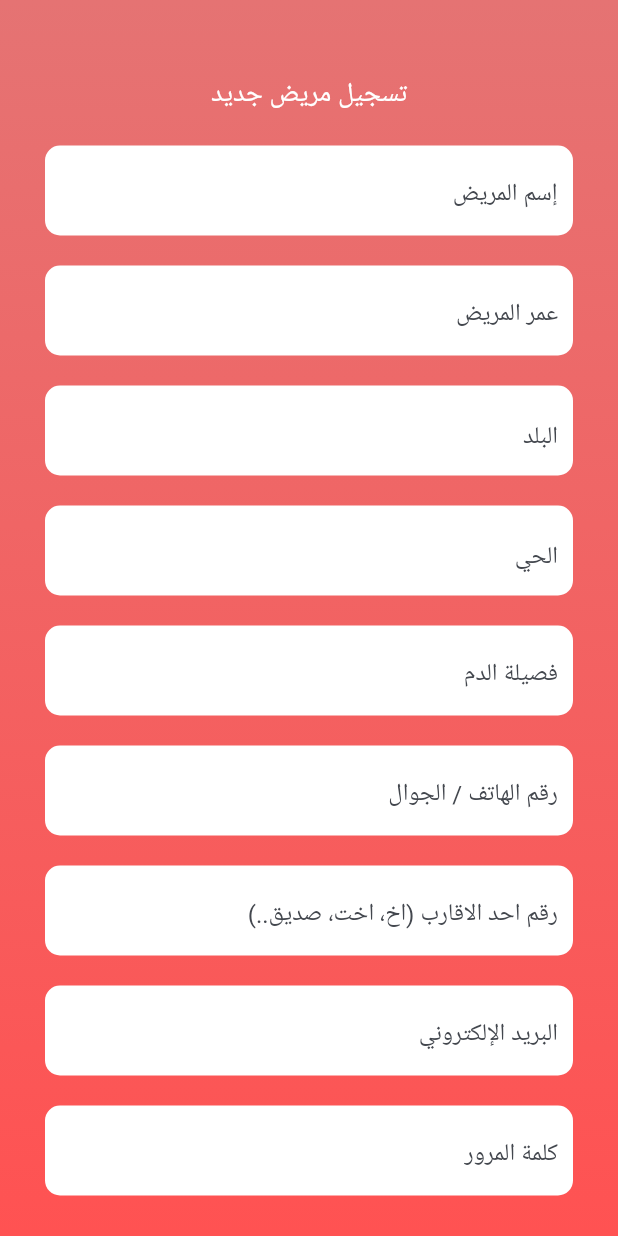
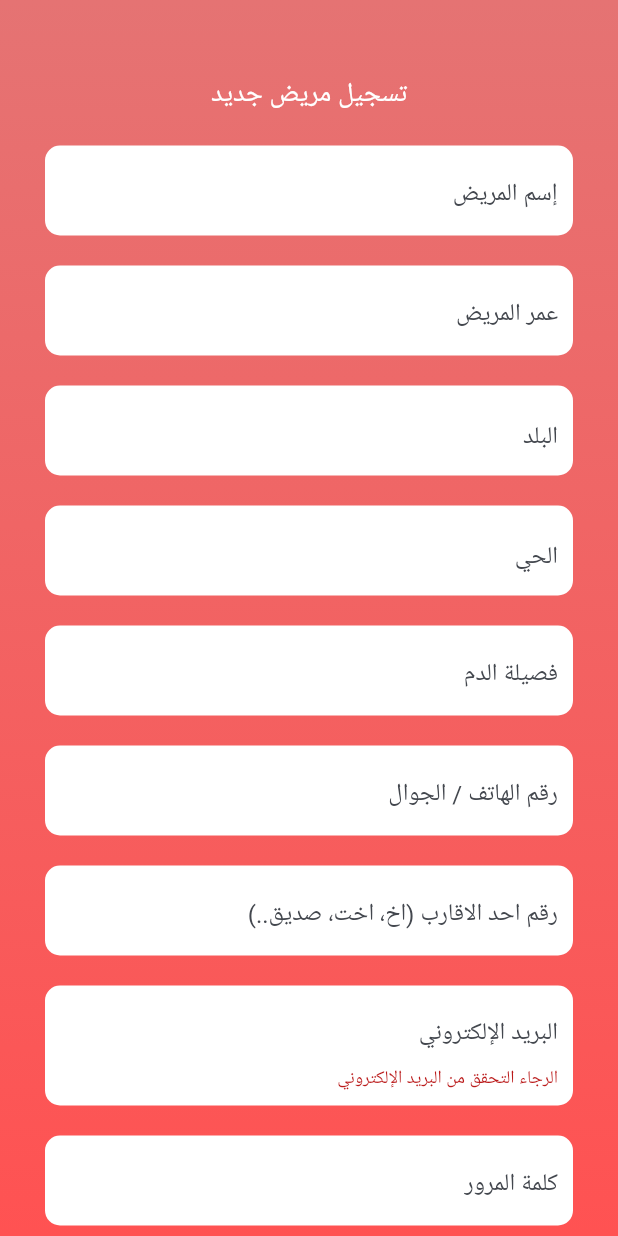
Before and after one commit to sbidotdev/museafi-GP-002, a Flutter app: the PatientReg screen opened directly, on a phone screen of 412 x 824 dp. Run offline on Flutter 3.47's test engine with Material 3 defaults, Android fonts, the phone set to English and light mode, and no system bars; our stand-ins replace cloud_firestore, email_validator, firebase_auth, firebase_core, fluttertoast, font_awesome_flutter and 2 more; accounts and stored records are empty; Roboto replaces fonts that are missing (Cairo).

Commit message:
14 -5 -2024 - update

```diff
--- a/lib/patient_reg.dart
+++ b/lib/patient_reg.dart
@@ -1,4 +1,5 @@
 import 'package:cloud_firestore/cloud_firestore.dart';
+import 'package:email_validator/email_validator.dart';
 import 'package:firebase_auth/firebase_auth.dart';
 import 'package:flutter/material.dart';
 import 'package:fluttertoast/fluttertoast.dart';
@@ -58,6 +59,8 @@
     return Scaffold(
       body: SafeArea(
         maintainBottomViewPadding: true,
+        child: Form(
+          autovalidateMode: AutovalidateMode.always,
           child: Container(
             height: MediaQuery.sizeOf(context).height,
             decoration: BoxDecoration(
@@ -237,7 +240,7 @@
                     ),
                   ),
                   Container(
-                  height: 60,
+                    height: 80,
                     margin: const EdgeInsets.only(top: 20),
                     padding: const EdgeInsets.all(10),
                     decoration: BoxDecoration(
@@ -246,8 +249,11 @@
                     ),
                     child: Directionality(
                       textDirection: TextDirection.rtl,
-                    child: TextField(
+                      child: TextFormField(
                         controller: email,
+                        validator: (value) => EmailValidator.validate(value!)
+                            ? null
+                            : "الرجاء التحقق من البريد الإلكتروني",
                         textDirection: TextDirection.rtl,
                         decoration: InputDecoration(
                           hintText: 'البريد الإلكتروني',
@@ -300,6 +306,11 @@
                             msg: "رقم الهاتف يجب ان يحتوي على ١٠ ارقام",
                             toastLength: Toast.LENGTH_SHORT,
                           );
+                        } else if (phonebro.text.length < 10) {
+                          Fluttertoast.showToast(
+                            msg: "رقم الهاتف يجب ان يحتوي على ١٠ ارقام",
+                            toastLength: Toast.LENGTH_SHORT,
+                          );
                         } else {
                           // create user in auth process
                           FirebaseAuth.instance.createUserWithEmailAndPassword(
@@ -336,6 +347,7 @@
             ),
           ),
         ),
+      ),
     );
   }
 }
```
Also changed, not shown: lib/home_mobile.dart (+39 -4 lines). Lines whose indentation alone changed are shown as unchanged.
